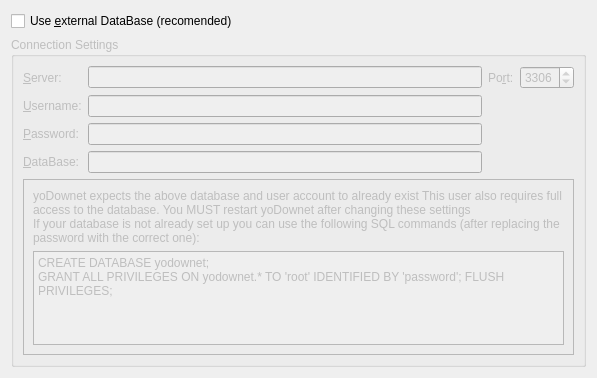
Above: prefdatabasewidget.ui from Alir3z4/yoDownet before the change. Below: the same form after it.
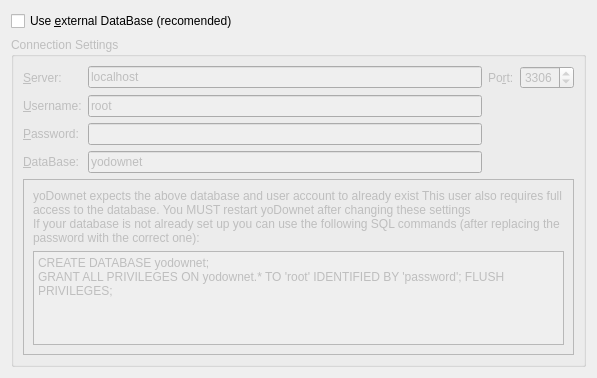
That is the form after the change. Icons and pictures are not drawn.

Commit message: default database information added

```diff
--- a/prefdatabasewidget.ui
+++ b/prefdatabasewidget.ui
@@ -69,10 +69,18 @@
        </widget>
       </item>
       <item row="1" column="1">
-       <widget class="QLineEdit" name="usernameEdit"/>
+       <widget class="QLineEdit" name="usernameEdit">
+        <property name="text">
+         <string>root</string>
+        </property>
+       </widget>
       </item>
       <item row="0" column="1">
-       <widget class="QLineEdit" name="serverEdit"/>
+       <widget class="QLineEdit" name="serverEdit">
+        <property name="text">
+         <string>localhost</string>
+        </property>
+       </widget>
       </item>
       <item row="0" column="3">
        <widget class="QSpinBox" name="portSpinBox">
@@ -105,7 +113,11 @@
        </widget>
       </item>
       <item row="3" column="1">
-       <widget class="QLineEdit" name="databaseEdit"/>
+       <widget class="QLineEdit" name="databaseEdit">
+        <property name="text">
+         <string>yodownet</string>
+        </property>
+       </widget>
       </item>
       <item row="4" column="0" colspan="4">
        <widget class="QFrame" name="frame">
```
Left out of the diff: 9 changed lines with no effect on the pictures.
